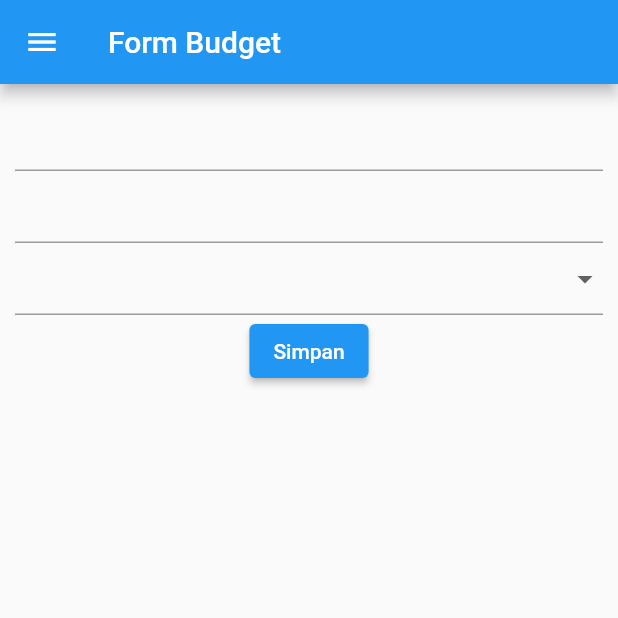
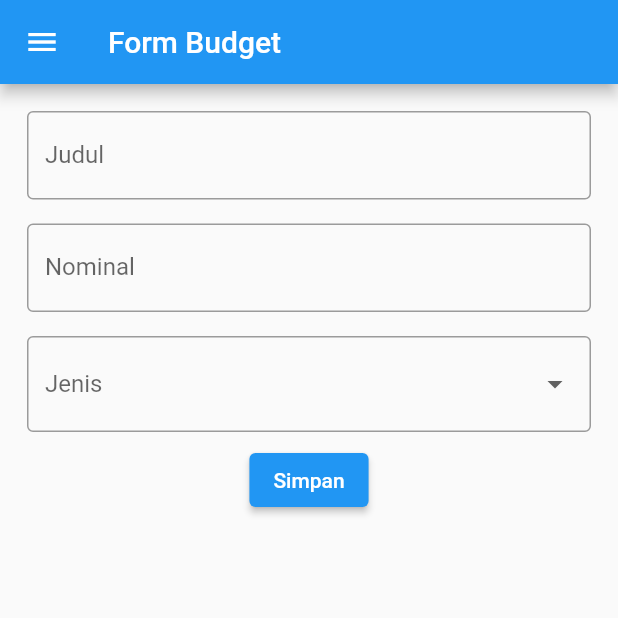
Before and after one commit to naufalweise/pbp-flutter-lab, a Flutter app: the screen it shows after launch, in the side drawer, after a tap on "Tambah Budget", on a phone screen of 412 x 824 dp, the top half of it. Run offline on Flutter 3.47's test engine with Material 2 defaults, Android fonts, the phone set to English and light mode, and no system bars.

Commit message:
Add form field label

```diff
--- a/counter_7/lib/pages/add_budget_page.dart
+++ b/counter_7/lib/pages/add_budget_page.dart
@@ -27,15 +27,39 @@ class _AddBudgetPageState extends State<AddBudgetPage> {
             onChanged: _onFormChange,
             child: Column(
               children: [
-                TextFormField(),
-                TextFormField(),
-                DropdownButtonFormField<BudgetType>(
-                    items: BudgetType.values
-                        .map<DropdownMenuItem<BudgetType>>((BudgetType type) {
-                      return DropdownMenuItem<BudgetType>(
-                          value: type, child: Text(type.name));
-                    }).toList(),
-                    onChanged: (e) {}),
+                Padding(
+                  padding: const EdgeInsets.all(8.0),
+                  child: TextFormField(
+                    decoration: InputDecoration(
+                      labelText: "Judul",
+                      border: OutlineInputBorder(),
+                    ),
+                  ),
+                ),
+                Padding(
+                  padding: const EdgeInsets.all(8.0),
+                  child: TextFormField(
+                    decoration: InputDecoration(
+                      labelText: "Nominal",
+                      border: OutlineInputBorder(),
+                    ),
+                  ),
+                ),
+                Padding(
+                  padding: const EdgeInsets.all(8.0),
+                  child: DropdownButtonFormField<BudgetType>(
+                      items: BudgetType.values
+                          .map<DropdownMenuItem<BudgetType>>((BudgetType type) {
+                        return DropdownMenuItem<BudgetType>(
+                            value: type, child: Text(type.name));
+                      }).toList(),
+                      decoration: InputDecoration(
+                        labelText: "Jenis",
+                        border: OutlineInputBorder(),
+                      ),
+                      onChanged: (e) {},
+                  ),
+                ),
                 ElevatedButton(
                     onPressed: _onSubmitBtnPressed, child: Text("Simpan"))
               ],
```
